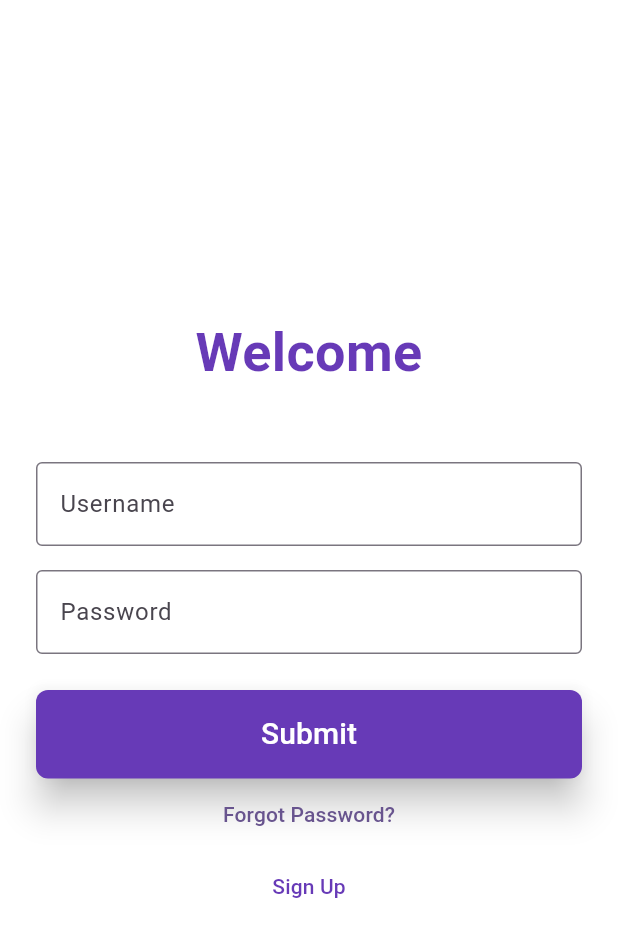
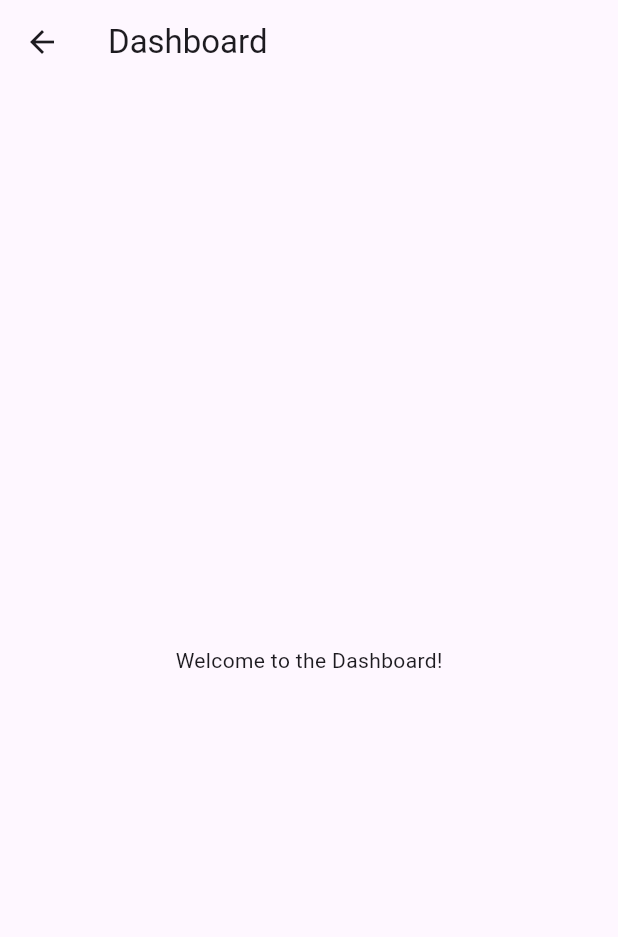
Before and after one commit to patelv712/4261Proj, a Flutter app: the screen it shows after launch, after a tap on "Submit", on a phone screen of 412 x 824 dp. Shown: the top 937 px of the screen. Run offline on Flutter 3.47's test engine with Material 3 defaults, Android fonts, the phone set to English and light mode, and no system bars.

Commit message:
dashboard

```diff
--- /dev/null
+++ b/proj1/lib/dashboard.dart
@@ -0,0 +1,15 @@
+import 'package:flutter/material.dart';
+
+class DashboardScreen extends StatelessWidget {
+  @override
+  Widget build(BuildContext context) {
+    return Scaffold(
+      appBar: AppBar(
+        title: Text('Dashboard'),
+      ),
+      body: Center(
+        child: Text('Welcome to the Dashboard!'),
+      ),
+    );
+  }
+}
--- a/proj1/lib/homescreen.dart
+++ b/proj1/lib/homescreen.dart
@@ -1,4 +1,5 @@
 import 'package:flutter/material.dart';
+import 'dashboard.dart';
 
 class HomeScreen extends StatelessWidget {
   @override
@@ -40,7 +41,7 @@ class HomeScreen extends StatelessWidget {
                 SizedBox(height: 24.0),
                 ElevatedButton(
                   onPressed: () {
-                    // Implement submit functionality
+                    Navigator.of(context).push(MaterialPageRoute(builder: (context) => DashboardScreen()));
                   },
                   child: Padding(
                     padding: const EdgeInsets.all(15.0),
```
